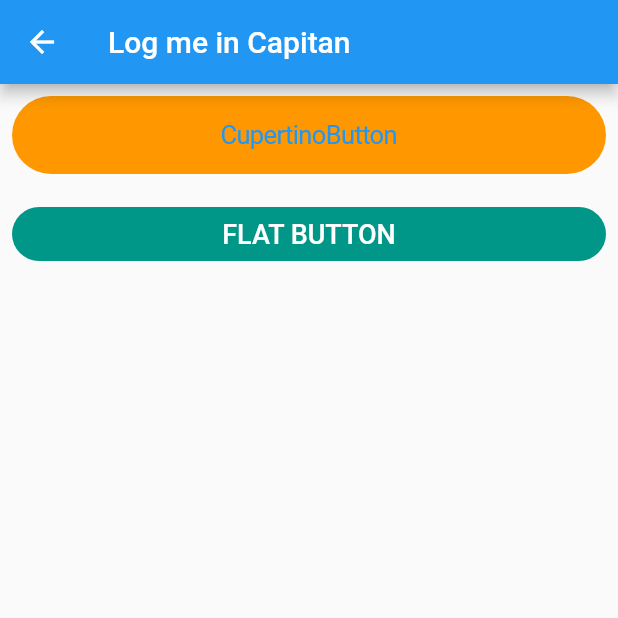
After one commit to georgeredinger/flutter_course, a Flutter app: the screen it shows after launch, item 3 of the bottom bar chosen, after a tap on "FLAT BUTTON", on a phone screen of 412 x 824 dp, the top half of it. The commit adds this screen. Run offline on Flutter 3.47's test engine with Material 2 defaults, Android fonts, the phone set to English and light mode, and no system bars.

Commit message:
begin login page

```diff
--- a/lib/pages/home.dart
+++ b/lib/pages/home.dart
@@ -3,11 +3,22 @@ import 'package:flutter/material.dart';
 import '../contact_manager.dart';
 import './settings.dart';
 import './settingsprofile.dart';
+import './login.dart';
 
 class HomePage extends StatelessWidget {
   @override
   Widget build(BuildContext context) {
     double width = MediaQuery.of(context).size.width;
+    var tab = Tab(
+      icon: IconButton(
+          icon: Icon(Icons.directions_bike, color: Colors.purple),
+          onPressed: () {
+            Navigator.push(
+                context,
+                MaterialPageRoute(
+                    builder: (BuildContext context) => Login()));
+          }),
+    );
     return DefaultTabController(
         length: 4,
         child: Scaffold(
@@ -88,7 +99,7 @@ class HomePage extends StatelessWidget {
                                   SettingsPage()));
                     }),
               ),
-              Tab(icon: Icon(Icons.directions_bike, color: Colors.green)),
+              tab,
               Tab(
                   icon: IconButton(
                       icon: Icon(Icons.person, color: Colors.black),
@@ -101,7 +112,6 @@ class HomePage extends StatelessWidget {
                       })),
             ],
           ),
-
         ));
   }
 }
--- /dev/null
+++ b/lib/pages/login.dart
@@ -0,0 +1,71 @@
+import 'package:flutter/material.dart';
+import 'package:flutter/cupertino.dart';
+import 'dart:math';
+
+String face() {
+  var rid = new Random();
+  var id = rid.nextInt(14);
+  var key = (id % 14);
+  var facestring = "faceless";
+  if (key < 10) {
+    facestring = 'assets/face' + '0' + key.toString() + '.jpeg';
+  } else {
+    facestring = 'assets/face' + key.toString() + '.jpeg';
+  }
+  // print(facestring);
+  return facestring;
+}
+
+bool _value1 = false;
+bool _value2 =
+    false; //how come these vars canot be declared in _SensorState class?
+bool _value3 = false;
+
+class Login extends StatefulWidget {
+  @override
+  State<StatefulWidget> createState() {
+    return _LoginState();
+  }
+}
+
+class _LoginState extends State<Login> {
+  void _onChanged1(bool value) => setState(() {
+        _value1 = value;
+      });
+
+  void _onChanged2(bool value) => setState(() {
+        _value2 = value;
+      });
+
+  void _onChanged3(bool value) => setState(() {
+        _value3 = value;
+      });
+
+  @override
+  Widget build(BuildContext context) {
+    return Scaffold(
+      appBar: AppBar(
+        title: Text('Log me in Capitan'),
+      ),
+      body: ListView(children: <Widget>[
+        Padding(
+          padding: const EdgeInsets.all(8.0),
+          child: CupertinoButton(
+              color: Colors.orange,
+              borderRadius: new BorderRadius.circular(30.0),
+              child: Text("CupertinoButton"),
+              onPressed: () {}),
+        ),
+        Padding(
+          padding: const EdgeInsets.all(8.0),
+          child: FlatButton(
+              onPressed: () {},
+              shape: RoundedRectangleBorder(
+                  borderRadius: new BorderRadius.circular(30.0)),
+              color: Colors.teal,
+              child: Text("FLAT BUTTON",style:  TextStyle(fontSize: 18.0, color: Colors.white))),
+        )
+      ]),
+    );
+  }
+}
```
Also changed, not shown: lib/pages/settingsprofile.dart (+0 -7 lines).
